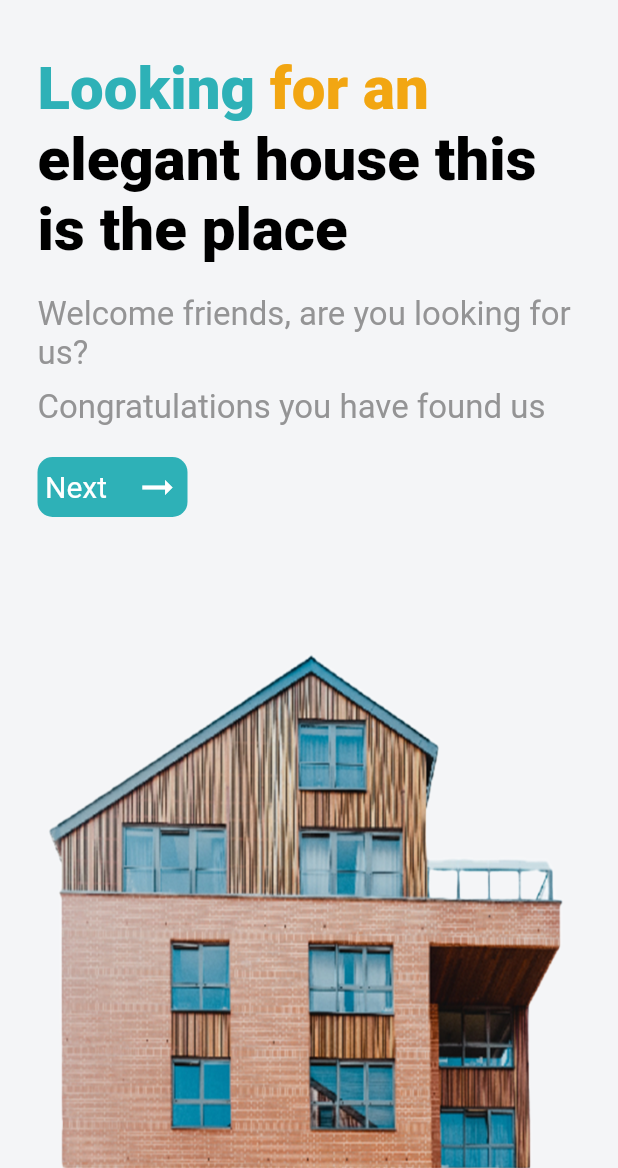
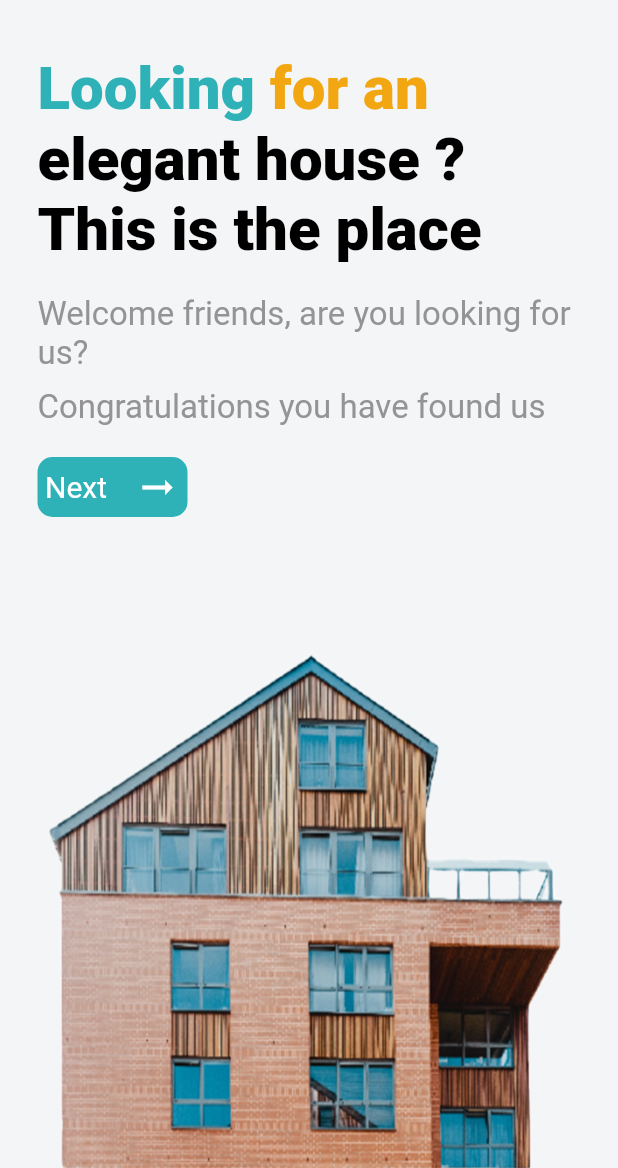
Before and after one commit to anzobanks/ui_challenge, a Flutter app: the screen it shows after launch, on a phone screen of 412 x 824 dp, the part 68-1236 px from its top. Run offline on Flutter 3.47's test engine with Material 3 defaults, Android fonts, the phone set to English and light mode, and no system bars; drawn by our look-alikes of flutter_animate; our stand-ins replace blurrycontainer, cached_network_image, flutter_carousel_widget, flutter_rating_stars, flutter_switch, get and 2 more; Roboto replaces fonts that are missing (Rubik).

Commit message:
4 th commit

```diff
--- a/lib/views/onboarding_page.dart
+++ b/lib/views/onboarding_page.dart
@@ -54,7 +54,7 @@ class OnBoardingPage extends StatelessWidget {
                 TextSpan(text: 'Looking ', style: TextStyle(color: main1)),
                 TextSpan(text: 'for an ', style: TextStyle(color: main2)),
                 TextSpan(
-                    text: 'elegant house this is the place', style: TextStyle())
+                    text: 'elegant house ? This is the place', style: TextStyle())
               ]),
               style: TextStyle(fontWeight: FontWeight.w900, fontSize: 40),
             )
```
Also changed, not shown: lib/views/details_page.dart (+5 -5 lines), lib/widgets/property_tile.dart (+9 -4 lines), 1 other file.
